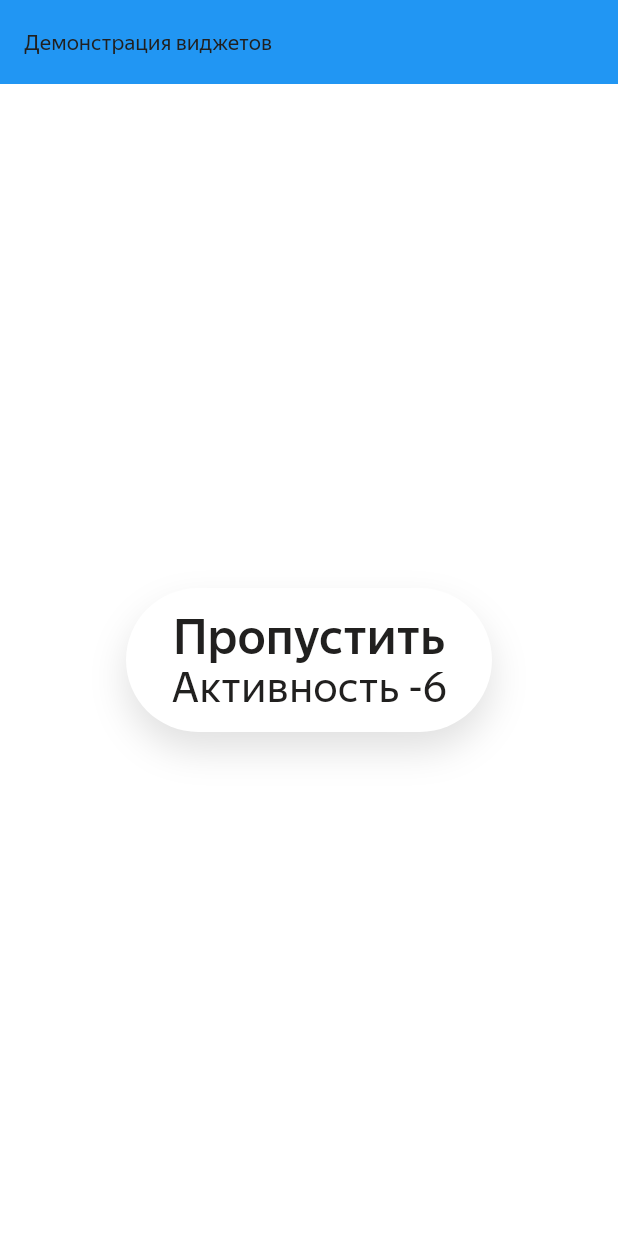
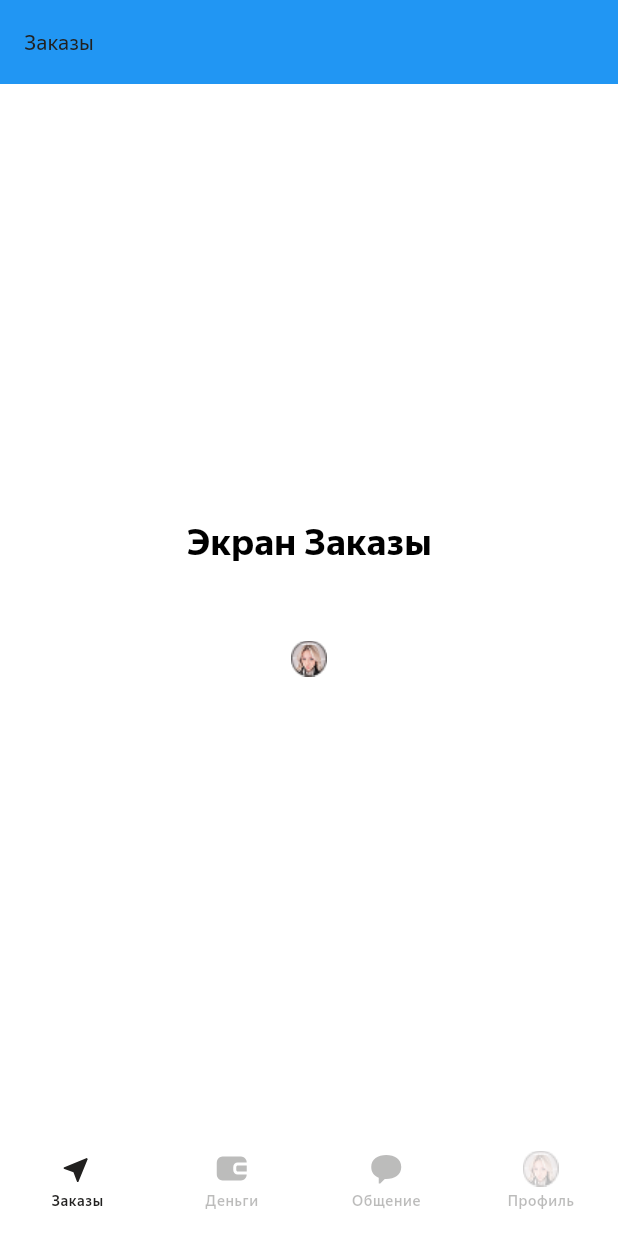
Before and after one commit to ChabanovX/alice-sdk, a Flutter app: the screen it shows after launch, on a phone screen of 412 x 824 dp. Run offline on Flutter 3.47's test engine with Material 3 defaults, Android fonts, the phone set to English and light mode, and no system bars; our stand-ins replace flutter_svg, just_audio, rxdart; project files that could hold a hidden picture were left out.

Commit message:
added CustomBottomNavigationBar

```diff
--- a/mobile/lib/main.dart
+++ b/mobile/lib/main.dart
@@ -1,12 +1,6 @@
 import 'package:flutter/material.dart';
-import 'package:voice_assistant/widgets/icons/turn_right_icon_widget.dart';
-import 'package:voice_assistant/widgets/orders/order_button.dart';
-import 'package:voice_assistant/widgets/priority%20and%20orders/orders_widget.dart';
+import 'package:flutter_svg/flutter_svg.dart';
 import 'package:voice_assistant/widgets/widgets.dart';
-import 'widgets/action_buttons/slide_action_button_stateless.dart';
-import 'widgets/orders/order_badge.dart';
-import 'widgets/priority and orders/priority_widget.dart';
-import 'widgets/priority and orders/priority_and_orders_widget.dart';
 import 'theme.dart';
 
 void main() {
@@ -34,30 +28,115 @@ class MainScreen extends StatefulWidget {
 }
 
 class _MainScreenState extends State<MainScreen> {
+  BottomNavigationItem _selectedItem = BottomNavigationItem.orders;
+
+  void _onItemSelected(BottomNavigationItem item) {
+    setState(() {
+      _selectedItem = item;
+    });
+  }
+
+  Widget _buildCurrentScreen() {
+    switch (_selectedItem) {
+      case BottomNavigationItem.orders:
+        return Center(
+          child: Column(
+            mainAxisSize: MainAxisSize.min,
+            children: [
+              const Text(
+                'Экран Заказы',
+                style: TextStyle(fontSize: 24, fontWeight: FontWeight.bold),
+              ),
+              SizedBox(height: 50),
+              Center(
+                child: Image.asset(
+                  'assets/icons/user_avatar.png',
+                  width: 24,
+                  height: 24,
+                ),
+              ),
+            ],
+          ),
+        );
+      case BottomNavigationItem.money:
+        return Center(
+          child: Column(
+            mainAxisSize: MainAxisSize.min,
+            children: [
+              const Text(
+                'Экран Деньги',
+                style: TextStyle(fontSize: 24, fontWeight: FontWeight.bold),
+              ),
+              const SizedBox(height: 20),
+              const Icon(
+                Icons.account_balance_wallet,
+                size: 64,
+                color: Colors.green,
+              ),
+            ],
+          ),
+        );
+      case BottomNavigationItem.chat:
+        return Center(
+          child: Column(
+            mainAxisSize: MainAxisSize.min,
+            children: [
+              const Text(
+                'Экран Общение',
+                style: TextStyle(fontSize: 24, fontWeight: FontWeight.bold),
+              ),
+              const SizedBox(height: 20),
+              const Icon(Icons.chat_bubble, size: 64, color: Colors.blue),
+            ],
+          ),
+        );
+      case BottomNavigationItem.profile:
+        return Center(
+          child: Column(
+            mainAxisSize: MainAxisSize.min,
+            children: [
+              const Text(
+                'Экран Профиль',
+                style: TextStyle(fontSize: 24, fontWeight: FontWeight.bold),
+              ),
+              const SizedBox(height: 20),
+              const Icon(Icons.person, size: 64, color: Colors.orange),
+            ],
+          ),
+        );
+    }
+  }
+
   @override
   Widget build(BuildContext context) {
     return Scaffold(
       backgroundColor: Colors.white,
       appBar: AppBar(
-        title: const Text('Демонстрация виджетов'),
+        title: Text(_getAppBarTitle()),
         backgroundColor: Colors.blue,
         foregroundColor: Colors.white,
       ),
       body: Padding(
         padding: const EdgeInsets.all(16.0),
-        child: Column(
-          mainAxisAlignment: MainAxisAlignment.center,
-          crossAxisAlignment: CrossAxisAlignment.center,
-          children: [
-            Center(
-              child: Transform.scale(
-                scale: 2,
-                child: SkipActivityWidget(activityValue: 6),
-              ),
-            ),
-          ],
-        ),
+        child: _buildCurrentScreen(),
+      ),
+      bottomNavigationBar: CustomBottomNavigationBar(
+        selectedItem: _selectedItem,
+        onItemSelected: _onItemSelected,
       ),
     );
   }
+
+  String _getAppBarTitle() {
+    switch (_selectedItem) {
+      case BottomNavigationItem.orders:
+        return 'Заказы';
+      case BottomNavigationItem.money:
+        return 'Деньги';
+      case BottomNavigationItem.chat:
+        return 'Общение';
+      case BottomNavigationItem.profile:
+        return 'Профиль';
+    }
+  }
 }
--- /dev/null
+++ b/mobile/lib/widgets/navigation/bottom_navigation_bar.dart
@@ -0,0 +1,159 @@
+import 'package:flutter/material.dart';
+import 'package:flutter_svg/flutter_svg.dart';
+import '../../theme.dart';
+import '../orders/order_button.dart';
+
+enum BottomNavigationItem { orders, money, chat, profile }
+
+class CustomBottomNavigationBar extends StatelessWidget {
+  final BottomNavigationItem selectedItem;
+  final Function(BottomNavigationItem) onItemSelected;
+
+  const CustomBottomNavigationBar({
+    super.key,
+    required this.selectedItem,
+    required this.onItemSelected,
+  });
+
+  @override
+  Widget build(BuildContext context) {
+    return Container(
+      width: double.infinity,
+      height: 82,
+      color: context.colors.semanticBackground,
+      child: Padding(
+        padding: const EdgeInsets.only(top: 8.0),
+        child: Row(
+          children: [
+            // Кнопка "Заказы" - 1/4 ширины экрана
+            Expanded(
+              child: OrderButton(
+                state: selectedItem == BottomNavigationItem.orders
+                    ? OrderButtonState.active
+                    : OrderButtonState.inactive,
+                onTap: () => onItemSelected(BottomNavigationItem.orders),
+              ),
+            ),
+            // Кнопка "Деньги" - 1/4 ширины экрана
+            Expanded(
+              child: _buildNavigationButton(
+                context,
+                iconPath: 'assets/icons/wallet_filled.svg',
+                label: 'Деньги',
+                isSelected: selectedItem == BottomNavigationItem.money,
+                onTap: () => onItemSelected(BottomNavigationItem.money),
+              ),
+            ),
+            // Кнопка "Общение" - 1/4 ширины экрана
+            Expanded(
+              child: _buildNavigationButton(
+                context,
+                iconPath: 'assets/icons/chat_bubble_filled.svg',
+                label: 'Общение',
+                isSelected: selectedItem == BottomNavigationItem.chat,
+                onTap: () => onItemSelected(BottomNavigationItem.chat),
+              ),
+            ),
+            // Кнопка "Профиль" - 1/4 ширины экрана
+            Expanded(
+              child: _buildProfileButton(
+                context,
+                isSelected: selectedItem == BottomNavigationItem.profile,
+                onTap: () => onItemSelected(BottomNavigationItem.profile),
+              ),
+            ),
+          ],
+        ),
+      ),
+    );
+  }
+
+  Widget _buildNavigationButton(
+    BuildContext context, {
+    required String iconPath,
+    required String label,
+    required bool isSelected,
+    required VoidCallback onTap,
+  }) {
+    return GestureDetector(
+      onTap: onTap,
+      child: SizedBox(
+        height: 48,
+        child: Center(
+          child: Column(
+            mainAxisAlignment: MainAxisAlignment.center,
+            children: [
+              SvgPicture.asset(
+                iconPath,
+                width: 24,
+                height: 24,
+                colorFilter: ColorFilter.mode(
+                  _getIconColor(context, isSelected),
+                  BlendMode.srcIn,
+                ),
+              ),
+              const SizedBox(height: 4),
+              Text(
+                label,
+                style: Theme.of(context).textTheme.bodySmall?.copyWith(
+                  color: _getTextColor(context, isSelected),
+                  fontSize: 9.5,
+                  fontWeight: FontWeight.w500,
+                ),
+              ),
+            ],
+          ),
+        ),
+      ),
+    );
+  }
+
+  Widget _buildProfileButton(
+    BuildContext context, {
+    required bool isSelected,
+    required VoidCallback onTap,
+  }) {
+    return GestureDetector(
+      onTap: onTap,
+      child: SizedBox(
+        height: 48,
+        child: Center(
+          child: Column(
+            mainAxisAlignment: MainAxisAlignment.center,
+            children: [
+              Opacity(
+                opacity: isSelected ? 1.0 : 0.3,
+                child: Image.asset(
+                  'assets/icons/user_avatar.png',
+                  width: 24,
+                  height: 24,
+                ),
+              ),
+              const SizedBox(height: 4),
+              Text(
+                'Профиль',
+                style: Theme.of(context).textTheme.bodySmall?.copyWith(
+                  color: _getTextColor(context, isSelected),
+                  fontSize: 9.5,
+                  fontWeight: FontWeight.w500,
+                ),
+              ),
+            ],
+          ),
+        ),
+      ),
+    );
+  }
+
+  Color _getIconColor(BuildContext context, bool isSelected) {
+    return isSelected
+        ? context.colors.text
+        : context.colors.text.withValues(alpha: 0.3);
+  }
+
+  Color _getTextColor(BuildContext context, bool isSelected) {
+    return isSelected
+        ? context.colors.text
+        : context.colors.text.withValues(alpha: 0.3);
+  }
+}
--- a/mobile/lib/widgets/orders/order_button.dart
+++ b/mobile/lib/widgets/orders/order_button.dart
@@ -22,15 +22,11 @@ class OrderButton extends StatelessWidget {
     return GestureDetector(
       onTap: onTap,
       child: SizedBox(
-        width: 94,
         height: 48,
         child: Stack(
           children: [
             // Основной контент
             Center(
-              child: SizedBox(
-                width: 39,
-                height: 37,
               child: Column(
                 mainAxisAlignment: MainAxisAlignment.center,
                 children: [
@@ -43,6 +39,7 @@ class OrderButton extends StatelessWidget {
                       BlendMode.srcIn,
                     ),
                   ),
+                  const SizedBox(height: 4),
                   Text(
                     'Заказы',
                     style: Theme.of(context).textTheme.bodySmall?.copyWith(
@@ -54,14 +51,11 @@ class OrderButton extends StatelessWidget {
                 ],
               ),
             ),
-            ),
             // Badge (если нужно)
             if (state == OrderButtonState.withBadge)
               Positioned(
-                left: 53,
+                right: 8,
                 top: 4,
-                right: 25,
-                bottom: 28,
                 child: OrderBadge(count: countBadge),
               ),
           ],
--- a/mobile/lib/widgets/skip/skip_widget_activity.dart
+++ b/mobile/lib/widgets/skip/skip_widget_activity.dart
@@ -26,7 +26,6 @@ class SkipActivityWidget extends StatelessWidget {
       ),
       child: Center(
         child: Column(
-          spacing: -2,
           mainAxisAlignment: MainAxisAlignment.center,
           children: [
             Text(
--- a/mobile/lib/widgets/widgets.dart
+++ b/mobile/lib/widgets/widgets.dart
@@ -21,3 +21,4 @@ export 'icons/turn_right_icon_widget.dart';
 export 'icons/bookmark_icon_widget.dart';
 export 'skip/skip_widget.dart';
 export 'skip/skip_widget_activity.dart';
+export 'navigation/bottom_navigation_bar.dart';
```
Also changed, not shown: mobile/assets/icons/user_avatar.png (added). Lines whose indentation alone changed are shown as unchanged.
